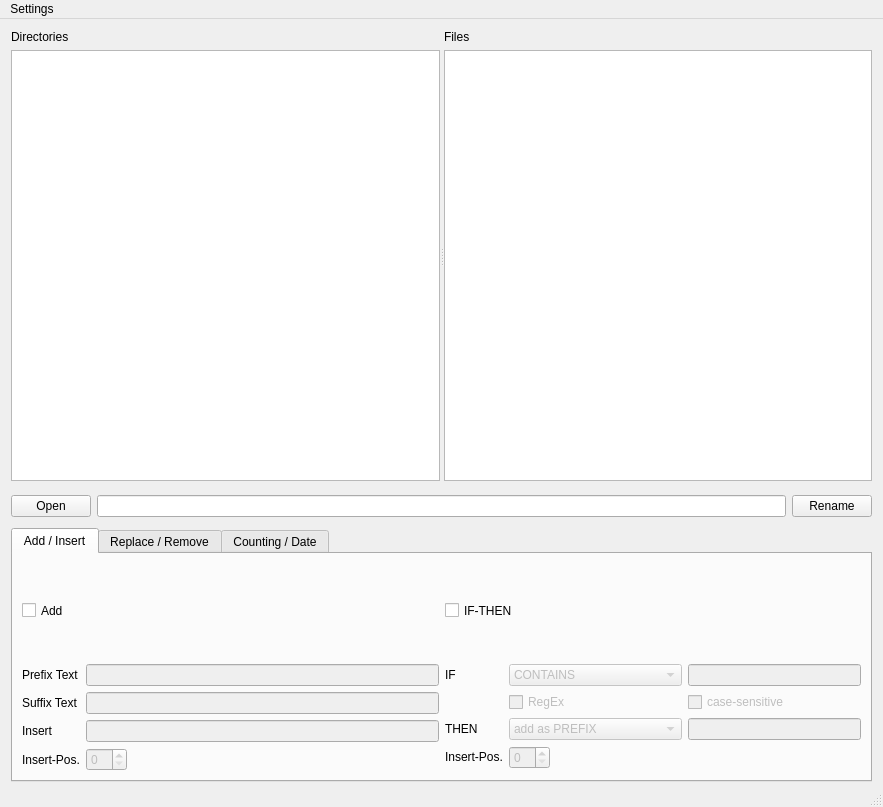
Qt form mainwindow.ui (Addi90/ARenamerTool) before a commit.
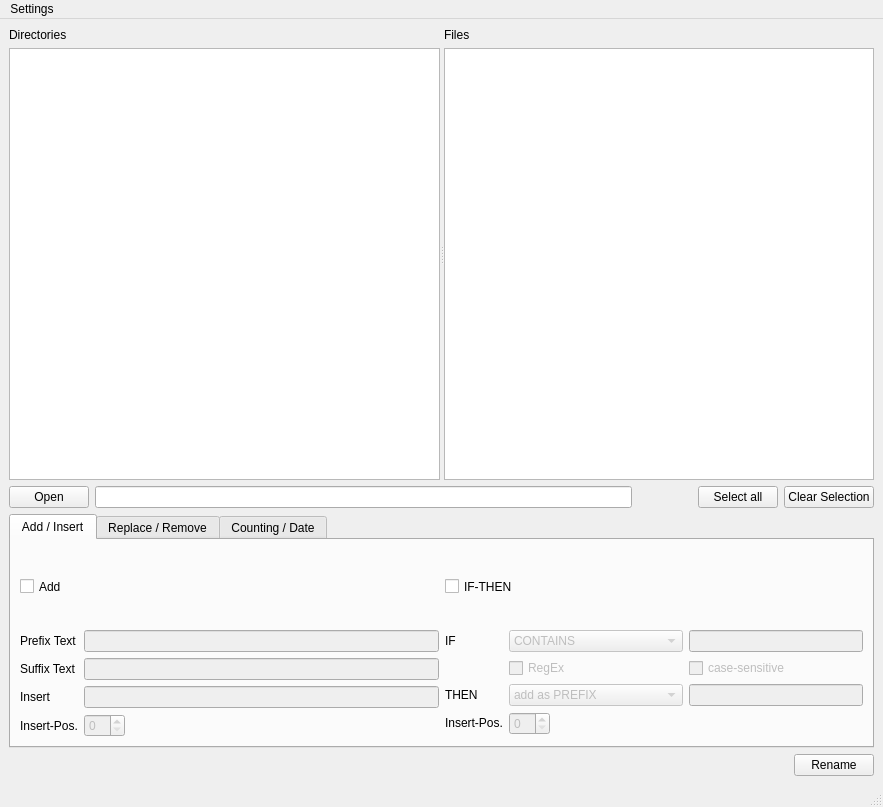
The same form after that commit. The open tabs and pages were chosen to show the change.

Commit message: added select buttons, some ui changes, minor fixes

Diff of the .ui file:
```diff
--- a/mainwindow.ui
+++ b/mainwindow.ui
@@ -10,6 +10,18 @@
     <height>807</height>
    </rect>
   </property>
+  <property name="sizePolicy">
+   <sizepolicy hsizetype="MinimumExpanding" vsizetype="MinimumExpanding">
+    <horstretch>0</horstretch>
+    <verstretch>0</verstretch>
+   </sizepolicy>
+  </property>
+  <property name="minimumSize">
+   <size>
+    <width>883</width>
+    <height>807</height>
+   </size>
+  </property>
   <property name="windowTitle">
    <string>MainWindow</string>
   </property>
@@ -20,17 +32,192 @@
      <verstretch>0</verstretch>
     </sizepolicy>
    </property>
+   <property name="minimumSize">
+    <size>
+     <width>883</width>
+     <height>761</height>
+    </size>
+   </property>
+   <layout class="QVBoxLayout" name="verticalLayout">
+    <item>
+     <widget class="QSplitter" name="splitter">
+      <property name="sizePolicy">
+       <sizepolicy hsizetype="Expanding" vsizetype="MinimumExpanding">
+        <horstretch>0</horstretch>
+        <verstretch>0</verstretch>
+       </sizepolicy>
+      </property>
+      <property name="orientation">
+       <enum>Qt::Horizontal</enum>
+      </property>
+      <widget class="QWidget" name="gridLayoutWidget">
+       <layout class="QVBoxLayout" name="verticalLayout_3" stretch="0,1">
+        <property name="sizeConstraint">
+         <enum>QLayout::SetMinimumSize</enum>
+        </property>
+        <item>
+         <widget class="QLabel" name="label_13">
+          <property name="sizePolicy">
+           <sizepolicy hsizetype="MinimumExpanding" vsizetype="Expanding">
+            <horstretch>1</horstretch>
+            <verstretch>0</verstretch>
+           </sizepolicy>
+          </property>
+          <property name="locale">
+           <locale language="English" country="UnitedKingdom"/>
+          </property>
+          <property name="text">
+           <string>Directories</string>
+          </property>
+         </widget>
+        </item>
+        <item>
+         <widget class="QTreeView" name="dirTreeView">
+          <property name="sizePolicy">
+           <sizepolicy hsizetype="Preferred" vsizetype="Expanding">
+            <horstretch>1</horstretch>
+            <verstretch>0</verstretch>
+           </sizepolicy>
+          </property>
+          <property name="locale">
+           <locale language="English" country="UnitedKingdom"/>
+          </property>
+          <property name="itemsExpandable">
+           <bool>true</bool>
+          </property>
+         </widget>
+        </item>
+       </layout>
+      </widget>
+      <widget class="QWidget" name="gridLayoutWidget_2">
+       <layout class="QVBoxLayout" name="verticalLayout_4" stretch="0,1">
+        <property name="sizeConstraint">
+         <enum>QLayout::SetDefaultConstraint</enum>
+        </property>
+        <item>
+         <widget class="QLabel" name="label_14">
+          <property name="sizePolicy">
+           <sizepolicy hsizetype="Expanding" vsizetype="Expanding">
+            <horstretch>2</horstretch>
+            <verstretch>0</verstretch>
+           </sizepolicy>
+          </property>
+          <property name="locale">
+           <locale language="English" country="UnitedKingdom"/>
+          </property>
+          <property name="text">
+           <string>Files</string>
+          </property>
+         </widget>
+        </item>
+        <item>
+         <widget class="QTreeView" name="fileTreeView">
+          <property name="sizePolicy">
+           <sizepolicy hsizetype="MinimumExpanding" vsizetype="Expanding">
+            <horstretch>2</horstretch>
+            <verstretch>0</verstretch>
+           </sizepolicy>
+          </property>
+          <property name="focusPolicy">
+           <enum>Qt::NoFocus</enum>
+          </property>
+          <property name="locale">
+           <locale language="English" country="UnitedKingdom"/>
+          </property>
+          <property name="selectionMode">
+           <enum>QAbstractItemView::MultiSelection</enum>
+          </property>
+          <attribute name="headerVisible">
+           <bool>true</bool>
+          </attribute>
+         </widget>
+        </item>
+       </layout>
+      </widget>
+     </widget>
+    </item>
+    <item>
+     <layout class="QHBoxLayout" name="horizontalLayout_11">
+      <property name="sizeConstraint">
+       <enum>QLayout::SetDefaultConstraint</enum>
+      </property>
+      <item>
+       <widget class="QPushButton" name="pushButton">
+        <property name="sizePolicy">
+         <sizepolicy hsizetype="Minimum" vsizetype="Fixed">
+          <horstretch>0</horstretch>
+          <verstretch>0</verstretch>
+         </sizepolicy>
+        </property>
+        <property name="locale">
+         <locale language="English" country="UnitedKingdom"/>
+        </property>
+        <property name="text">
+         <string>Open</string>
+        </property>
+       </widget>
+      </item>
+      <item>
+       <widget class="QLineEdit" name="lineEdit">
+        <property name="sizePolicy">
+         <sizepolicy hsizetype="Expanding" vsizetype="Fixed">
+          <horstretch>0</horstretch>
+          <verstretch>0</verstretch>
+         </sizepolicy>
+        </property>
+        <property name="locale">
+         <locale language="English" country="UnitedKingdom"/>
+        </property>
+       </widget>
+      </item>
+      <item>
+       <spacer name="horizontalSpacer_3">
+        <property name="orientation">
+         <enum>Qt::Horizontal</enum>
+        </property>
+        <property name="sizeType">
+         <enum>QSizePolicy::Maximum</enum>
+        </property>
+        <property name="sizeHint" stdset="0">
+         <size>
+          <width>60</width>
+          <height>20</height>
+         </size>
+        </property>
+       </spacer>
+      </item>
+      <item>
+       <widget class="QPushButton" name="pushButton_3">
+        <property name="minimumSize">
+         <size>
+          <width>0</width>
+          <height>0</height>
+         </size>
+        </property>
+        <property name="text">
+         <string>Select all</string>
+        </property>
+       </widget>
+      </item>
+      <item>
+       <widget class="QPushButton" name="pushButton_4">
+        <property name="minimumSize">
+         <size>
+          <width>0</width>
+          <height>0</height>
+         </size>
+        </property>
+        <property name="text">
+         <string>Clear Selection</string>
+        </property>
+       </widget>
+      </item>
+     </layout>
+    </item>
+    <item>
    <widget class="QTabWidget" name="tabWidget">
-    <property name="geometry">
-     <rect>
-      <x>11</x>
-      <y>509</y>
-      <width>861</width>
-      <height>254</height>
-     </rect>
-    </property>
     <property name="sizePolicy">
-     <sizepolicy hsizetype="Minimum" vsizetype="Minimum">
+       <sizepolicy hsizetype="Preferred" vsizetype="Preferred">
       <horstretch>0</horstretch>
       <verstretch>0</verstretch>
      </sizepolicy>
@@ -1004,44 +1191,39 @@
      </layout>
     </widget>
    </widget>
-   <widget class="QWidget" name="">
-    <property name="geometry">
-     <rect>
-      <x>11</x>
-      <y>473</y>
-      <width>861</width>
-      <height>29</height>
-     </rect>
-    </property>
-    <layout class="QHBoxLayout" name="horizontalLayout_11">
-     <property name="sizeConstraint">
-      <enum>QLayout::SetDefaultConstraint</enum>
-     </property>
-     <item>
-      <widget class="QPushButton" name="pushButton">
-       <property name="sizePolicy">
-        <sizepolicy hsizetype="Minimum" vsizetype="Fixed">
-         <horstretch>0</horstretch>
-         <verstretch>0</verstretch>
-        </sizepolicy>
-       </property>
-       <property name="locale">
-        <locale language="English" country="UnitedKingdom"/>
-       </property>
-       <property name="text">
-        <string>Open</string>
-       </property>
-      </widget>
      </item>
      <item>
-      <widget class="QLineEdit" name="lineEdit">
-       <property name="locale">
-        <locale language="English" country="UnitedKingdom"/>
-       </property>
-      </widget>
+     <layout class="QHBoxLayout" name="horizontalLayout_13">
+      <item>
+       <spacer name="horizontalSpacer">
+        <property name="orientation">
+         <enum>Qt::Horizontal</enum>
+        </property>
+        <property name="sizeType">
+         <enum>QSizePolicy::MinimumExpanding</enum>
+        </property>
+        <property name="sizeHint" stdset="0">
+         <size>
+          <width>40</width>
+          <height>20</height>
+         </size>
+        </property>
+       </spacer>
      </item>
      <item>
       <widget class="QPushButton" name="pushButton_2">
+        <property name="sizePolicy">
+         <sizepolicy hsizetype="Preferred" vsizetype="Fixed">
+          <horstretch>0</horstretch>
+          <verstretch>0</verstretch>
+         </sizepolicy>
+        </property>
+        <property name="minimumSize">
+         <size>
+          <width>0</width>
+          <height>0</height>
+         </size>
+        </property>
        <property name="locale">
         <locale language="English" country="UnitedKingdom"/>
        </property>
@@ -1051,104 +1233,8 @@
       </widget>
      </item>
     </layout>
-   </widget>
-   <widget class="QSplitter" name="splitter">
-    <property name="geometry">
-     <rect>
-      <x>11</x>
-      <y>11</y>
-      <width>861</width>
-      <height>451</height>
-     </rect>
-    </property>
-    <property name="orientation">
-     <enum>Qt::Horizontal</enum>
-    </property>
-    <widget class="QWidget" name="gridLayoutWidget">
-     <layout class="QVBoxLayout" name="verticalLayout_3" stretch="0,1">
-      <property name="sizeConstraint">
-       <enum>QLayout::SetMinimumSize</enum>
-      </property>
-      <item>
-       <widget class="QLabel" name="label_13">
-        <property name="sizePolicy">
-         <sizepolicy hsizetype="MinimumExpanding" vsizetype="Expanding">
-          <horstretch>1</horstretch>
-          <verstretch>0</verstretch>
-         </sizepolicy>
-        </property>
-        <property name="locale">
-         <locale language="English" country="UnitedKingdom"/>
-        </property>
-        <property name="text">
-         <string>Directories</string>
-        </property>
-       </widget>
-      </item>
-      <item>
-       <widget class="QTreeView" name="dirTreeView">
-        <property name="sizePolicy">
-         <sizepolicy hsizetype="MinimumExpanding" vsizetype="Expanding">
-          <horstretch>1</horstretch>
-          <verstretch>0</verstretch>
-         </sizepolicy>
-        </property>
-        <property name="locale">
-         <locale language="English" country="UnitedKingdom"/>
-        </property>
-        <property name="itemsExpandable">
-         <bool>true</bool>
-        </property>
-       </widget>
-      </item>
-     </layout>
-    </widget>
-    <widget class="QWidget" name="gridLayoutWidget_2">
-     <layout class="QVBoxLayout" name="verticalLayout_4" stretch="0,1">
-      <property name="sizeConstraint">
-       <enum>QLayout::SetDefaultConstraint</enum>
-      </property>
-      <item>
-       <widget class="QLabel" name="label_14">
-        <property name="sizePolicy">
-         <sizepolicy hsizetype="Expanding" vsizetype="Expanding">
-          <horstretch>2</horstretch>
-          <verstretch>0</verstretch>
-         </sizepolicy>
-        </property>
-        <property name="locale">
-         <locale language="English" country="UnitedKingdom"/>
-        </property>
-        <property name="text">
-         <string>Files</string>
-        </property>
-       </widget>
-      </item>
-      <item>
-       <widget class="QTreeView" name="fileTreeView">
-        <property name="sizePolicy">
-         <sizepolicy hsizetype="Expanding" vsizetype="Expanding">
-          <horstretch>2</horstretch>
-          <verstretch>0</verstretch>
-         </sizepolicy>
-        </property>
-        <property name="focusPolicy">
-         <enum>Qt::NoFocus</enum>
-        </property>
-        <property name="locale">
-         <locale language="English" country="UnitedKingdom"/>
-        </property>
-        <property name="selectionMode">
-         <enum>QAbstractItemView::MultiSelection</enum>
-        </property>
-        <attribute name="headerVisible">
-         <bool>true</bool>
-        </attribute>
-       </widget>
-      </item>
-     </layout>
-    </widget>
-   </widget>
+    </item>
+   </layout>
   </widget>
   <widget class="QMenuBar" name="menubar">
    <property name="geometry">
```
Left out of the diff: 3 changed lines with no effect on the pictures. Lines whose indentation alone changed are shown as unchanged. The commit also changes 3 other files.
